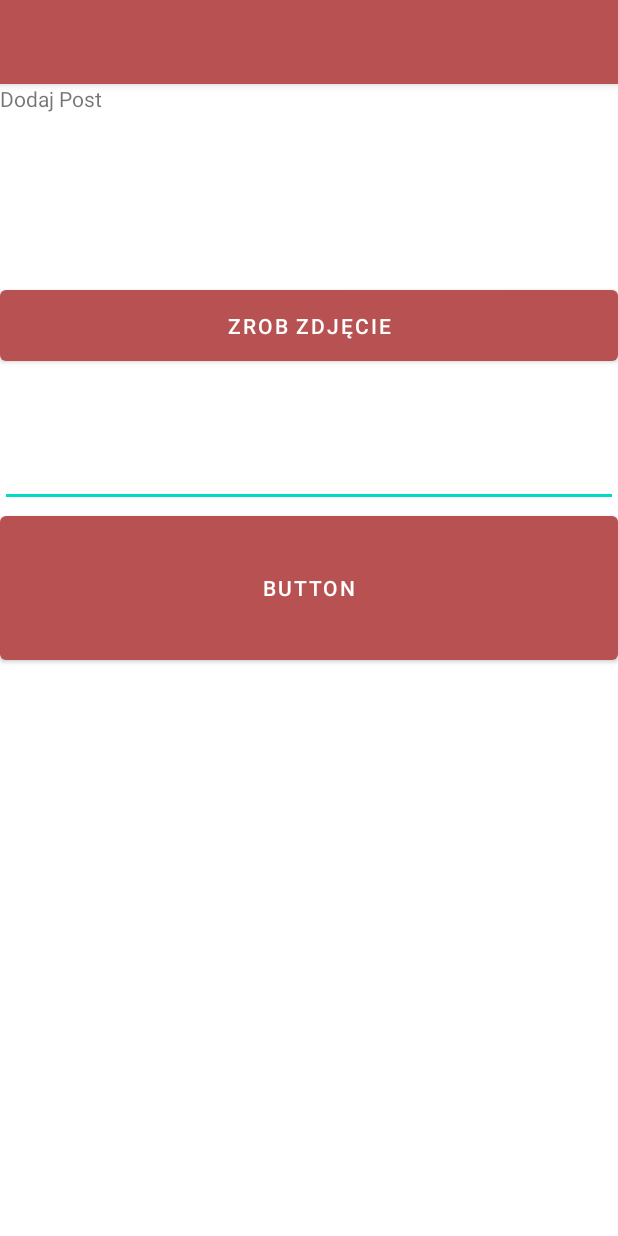
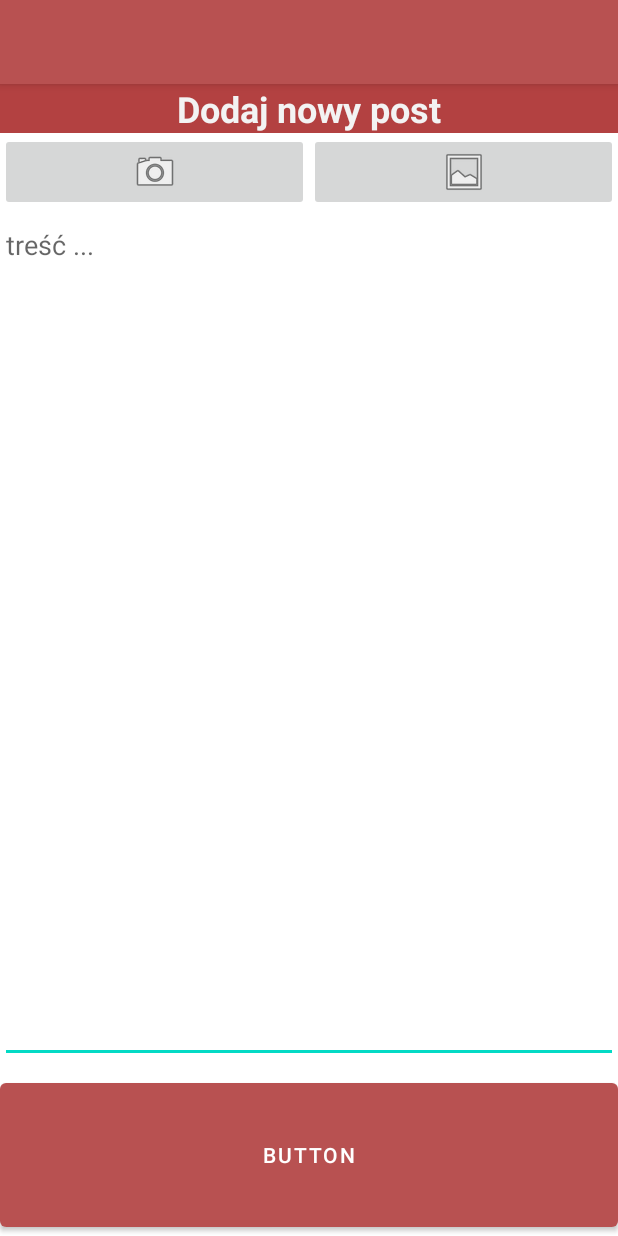
Before and after one commit to konickipiotr/MyWeddiApp, an Android app: the CreatePost screen opened directly, with no data from a screen before it, on a phone screen of 412 x 824 dp. Run offline under Robolectric (Android 15) with nearby library versions, the phone set to English and light mode, and no system bars; libraries missing offline, so code that uses them is left out: org.springframework.http, org.springframework.web.

Commit message:
post view

```diff
--- a/app/src/main/java/com/myweddi/utils/CreatePost.java
+++ b/app/src/main/java/com/myweddi/utils/CreatePost.java
@@ -9,6 +9,9 @@ import android.Manifest;
 import android.content.Intent;
 import android.content.pm.PackageManager;
 import android.graphics.Bitmap;
+import android.graphics.BitmapFactory;
+import android.graphics.Color;
+import android.net.Uri;
 import android.os.AsyncTask;
 import android.os.Bundle;
 import android.provider.MediaStore;
@@ -16,8 +19,9 @@ import android.util.Base64;
 import android.view.View;
 import android.widget.Button;
 import android.widget.EditText;
+import android.widget.ImageButton;
 import android.widget.ImageView;
-
+import android.widget.LinearLayout;
 import com.myweddi.R;
 import com.myweddi.model.post.Post;
 import com.myweddi.roles.guest.GuestHome;
@@ -27,40 +31,56 @@ import org.springframework.http.HttpEntity;
 import org.springframework.http.HttpHeaders;
 import org.springframework.http.HttpMethod;
 import org.springframework.http.ResponseEntity;
-import org.springframework.util.LinkedMultiValueMap;
-import org.springframework.util.MultiValueMap;
 import org.springframework.web.client.RestTemplate;
 
 import java.io.ByteArrayOutputStream;
+import java.io.FileNotFoundException;
+import java.io.InputStream;
 import java.time.LocalDateTime;
+import java.util.ArrayList;
+import java.util.List;
 
 
 public class CreatePost extends AppCompatActivity {
-    ImageView photo;
-    Button bTakePhoto, bcreatePost;
-    EditText postDescription;
-    Bitmap bitmap;
+
+    private Button bcreatePost;
+    private ImageButton bTakePhoto, bGalleryPhoto, bDeletePhoto;
+    private EditText postDescription;
+    private LinearLayout tool_bar;
+    private List<Bitmap> bitmapList = new ArrayList<>();
+    private List<ImageView> photsList = new ArrayList<>();
+    private final int postPhotoLimit = 6;
+    public int selectedPhotoIndex = -1;
+
+    private final int CAMERA_SRC = 100;
+    private final int STORAGE_SRC = 101;
 
     @Override
     protected void onCreate(Bundle savedInstanceState) {
         super.onCreate(savedInstanceState);
         setContentView(R.layout.activity_create_post);
-
-        photo = (ImageView) findViewById(R.id.photo);
-        bTakePhoto = (Button) findViewById(R.id.bTakePhoto);
-        bcreatePost = (Button) findViewById(R.id.bAddPost);
+        initialize();
 
         if(ContextCompat.checkSelfPermission(CreatePost.this, Manifest.permission.CAMERA) != PackageManager.PERMISSION_GRANTED){
             ActivityCompat.requestPermissions(CreatePost.this, new String[]{
                     Manifest.permission.CAMERA
-            }, 100);
+            }, CAMERA_SRC);
         }
 
         bTakePhoto.setOnClickListener(new View.OnClickListener() {
             @Override
             public void onClick(View v) {
                 Intent intent = new Intent(MediaStore.ACTION_IMAGE_CAPTURE);
-                startActivityForResult(intent, 100);
+                startActivityForResult(intent, CAMERA_SRC);
+            }
+        });
+
+        bGalleryPhoto.setOnClickListener(new View.OnClickListener() {
+            @Override
+            public void onClick(View v) {
+                Intent photoPickerIntent = new Intent(Intent.ACTION_PICK);
+                photoPickerIntent.setType("image/*");
+                startActivityForResult(photoPickerIntent, STORAGE_SRC);
             }
         });
 
@@ -75,7 +95,7 @@ public class CreatePost extends AppCompatActivity {
                 post.setDescription(postDescription.getText().toString());
                 post.setWeddingid(Settings.user.getWeddingid());
 
-                if(bitmap == null && (post.getDescription() == null || post.getDescription().isEmpty()))
+                if(bitmapList.isEmpty() && (post.getDescription() == null || post.getDescription().isEmpty()))
                     return;
 
                 AddPostTask addPostTask = new AddPostTask();
@@ -83,15 +103,87 @@ public class CreatePost extends AppCompatActivity {
                 startActivity(new Intent(CreatePost.this, GuestHome.class));
             }
         });
+
+        bDeletePhoto.setOnClickListener(new View.OnClickListener() {
+            @Override
+            public void onClick(View v) {
+                bitmapList.remove(selectedPhotoIndex);
+
+                for(ImageView i : photsList){
+                    i.setImageBitmap(null);
+                    i.setPadding(0,0,0,0);
+                    i.setBackgroundColor(Color.WHITE);
+                    i.setVisibility(View.GONE);
+                }
+                photsList.forEach(i -> i.setImageBitmap(null));
+
+                for(int i = 0; i < bitmapList.size(); i++){
+                    photsList.get(i).setImageBitmap(bitmapList.get(i));
+                    photsList.get(i).setVisibility(View.VISIBLE);
+                }
+                tool_bar.setVisibility(View.GONE);
+            }
+        });
+    }
+
+    private void initialize(){
+        photsList.add((ImageView) findViewById(R.id.photo1));
+        photsList.add((ImageView) findViewById(R.id.photo2));
+        photsList.add((ImageView) findViewById(R.id.photo3));
+        photsList.add((ImageView) findViewById(R.id.photo4));
+        photsList.add((ImageView) findViewById(R.id.photo5));
+        photsList.add((ImageView) findViewById(R.id.photo6));
+        bTakePhoto = (ImageButton) findViewById(R.id.bTakePhoto);
+        bGalleryPhoto = (ImageButton) findViewById(R.id.bGalleryPhoto);
+        bcreatePost = (Button) findViewById(R.id.bAddPost);
+        postDescription = (EditText)findViewById(R.id.postDescription);
+        tool_bar = (LinearLayout) findViewById(R.id.tool_bar);
+        bDeletePhoto = (ImageButton)  findViewById(R.id.deletePhoto);
+
+        for(int i = 0; i < photsList.size(); i++){
+            photsList.get(i).setVisibility(View.GONE);
+            photsList.get(i).setOnTouchListener(new PhotoToRemove(this, i));
+        }
     }
 
     @Override
     protected void onActivityResult(int requestCode, int resultCode, @Nullable Intent data) {
         super.onActivityResult(requestCode, resultCode, data);
-        if(requestCode == 100){
-            bitmap = (Bitmap) data.getExtras().get("data");
-            photo.setImageBitmap(bitmap);
+        int size = bitmapList.size();
+        int idx = size;
+        size++;
+        if(requestCode == CAMERA_SRC){
+            Bitmap newbitmap = (Bitmap) data.getExtras().get("data");
+            if(size > postPhotoLimit){
+                return;
+            }
+            bitmapList.add(newbitmap);
+            photsList.get(idx).setImageBitmap(newbitmap);
+            photsList.get(idx).setVisibility(View.VISIBLE);
+        }else if(requestCode == STORAGE_SRC){
+            try {
+                final Uri imageUri = data.getData();
+                final InputStream imageStream = getContentResolver().openInputStream(imageUri);
+                final Bitmap newbitmap = BitmapFactory.decodeStream(imageStream);
+                size++;
+                if(size > postPhotoLimit){
+                    return;
+                }
+                bitmapList.add(newbitmap);
+                photsList.get(idx).setImageBitmap(newbitmap);
+                photsList.get(idx).setVisibility(View.VISIBLE);
+            } catch (FileNotFoundException e) {
+                e.printStackTrace();
+            }
         }
+    }
+
+    public List<ImageView> getPhotsList() {
+        return photsList;
+    }
+
+    public void setPhotsList(List<ImageView> photsList) {
+        this.photsList = photsList;
     }
 
     class AddPostTask extends AsyncTask<Post, Void, Void> {
@@ -102,7 +194,6 @@ public class CreatePost extends AppCompatActivity {
             RestTemplate restTemplate = requestUtils.getRestTemplate();
             HttpHeaders requestHeaders = requestUtils.getRequestHeaders();
 
-
             String path = Settings.server_url + "api/post";
             HttpEntity<Post> request1 = new HttpEntity<Post>(post[0], requestHeaders);
             ResponseEntity<Long> response = restTemplate.exchange(path,
@@ -110,24 +201,24 @@ public class CreatePost extends AppCompatActivity {
                     request1,
                     Long.class);
 
-            if(bitmap == null)
+            if(bitmapList == null || bitmapList.isEmpty())
                 return null;
 
-            ByteArrayOutputStream stream = new ByteArrayOutputStream();
-            bitmap.compress(Bitmap.CompressFormat.PNG, 50, stream);
-            byte[] bitmapdata = stream.toByteArray();
+            List<String> images = new ArrayList<>();
+            for(int i = 0; i < bitmapList.size(); i++){
+                ByteArrayOutputStream stream = new ByteArrayOutputStream();
+                bitmapList.get(i).compress(Bitmap.CompressFormat.PNG, 50, stream);
+                byte[] bitmapdata = stream.toByteArray();
+                images.add(Base64.encodeToString(bitmapdata, Base64.NO_WRAP));
 
-            MultiValueMap<String, Object> body2 = new LinkedMultiValueMap<>();
-            body2.add("images", Base64.encodeToString(bitmapdata, Base64.NO_WRAP));
+            }
 
             HttpHeaders header2 = requestUtils.getRequestHeaders();
-            HttpEntity<MultiValueMap<String, Object>> request2 = new HttpEntity<>(body2, header2);
+            HttpEntity<Object> request2 = new HttpEntity<Object>(images, header2);
             path = Settings.server_url + "api/post/" + Settings.user.getId() + "/" + response.getBody();
             ResponseEntity<Long> response2 = restTemplate
                     .postForEntity(path, request2, Long.class);
             return null;
         }
     }
-
-
 }
--- /dev/null
+++ b/app/src/main/java/com/myweddi/utils/PhotoToRemove.java
@@ -0,0 +1,36 @@
+package com.myweddi.utils;
+
+import android.graphics.Color;
+import android.view.MotionEvent;
+import android.view.View;
+import android.widget.ImageView;
+import android.widget.LinearLayout;
+import com.myweddi.R;
+
+public class PhotoToRemove implements View.OnTouchListener {
+
+    private CreatePost createPost;
+    int idx = -1;
+
+    public PhotoToRemove(CreatePost createPost, int idx) {
+        this.createPost = createPost;
+        this.idx = idx;
+    }
+
+    @Override
+    public boolean onTouch(View v, MotionEvent event) {
+        if (event.getAction() == MotionEvent.ACTION_DOWN){
+            LinearLayout tool_bar = (LinearLayout) createPost.findViewById(R.id.tool_bar);
+            tool_bar.setVisibility(View.VISIBLE);
+            this.createPost.selectedPhotoIndex = idx;
+            ImageView iv = this.createPost.getPhotsList().get(idx);
+            for(ImageView i : this.createPost.getPhotsList()){
+                i.setPadding(0,0,0,0);
+                iv.setBackgroundColor(Color.WHITE);
+            }
+            iv.setBackgroundColor(Color.RED);
+            iv.setPadding(5,5,5,5);
+        }
+        return false;
+    }
+}
--- a/app/src/main/res/layout/activity_create_post.xml
+++ b/app/src/main/res/layout/activity_create_post.xml
@@ -1,48 +1,148 @@
 <?xml version="1.0" encoding="utf-8"?>
-<androidx.constraintlayout.widget.ConstraintLayout xmlns:android="http://schemas.android.com/apk/res/android"
+<RelativeLayout xmlns:android="http://schemas.android.com/apk/res/android"
     xmlns:app="http://schemas.android.com/apk/res-auto"
     xmlns:tools="http://schemas.android.com/tools"
     android:layout_width="match_parent"
     android:layout_height="match_parent"
+    android:orientation="vertical"
     tools:context=".utils.CreatePost">
 
-    <LinearLayout
-        android:layout_width="match_parent"
-        android:layout_height="match_parent"
-        android:orientation="vertical"
-        tools:layout_editor_absoluteX="174dp"
-        tools:layout_editor_absoluteY="309dp">
+    <!--    <LinearLayout-->
+    <!--        android:layout_width="match_parent"-->
+    <!--        android:layout_height="match_parent"-->
+    <!--        android:orientation="vertical"-->
+    <!--        tools:layout_editor_absoluteX="174dp"-->
+    <!--        tools:layout_editor_absoluteY="309dp">-->
 
     <TextView
         android:id="@+id/textView"
         android:layout_width="match_parent"
         android:layout_height="wrap_content"
-            android:text="Dodaj Post" />
+        android:layout_alignParentTop="true"
+        android:background="#B34141"
+        android:gravity="center"
+        android:includeFontPadding="true"
+        android:text="Dodaj nowy post"
+        android:textColor="#F3F3F3"
+        android:textSize="24sp"
+        android:textStyle="bold" />
+
+    <LinearLayout
+        android:id="@+id/tool_bar"
+        android:layout_width="match_parent"
+        android:layout_height="wrap_content"
+        android:layout_below="@id/textView"
+        android:orientation="horizontal"
+        android:visibility="gone">
+
+        <ImageButton
+            android:id="@+id/deletePhoto"
+            android:layout_width="wrap_content"
+            android:layout_height="wrap_content"
+            android:layout_weight="1"
+            app:srcCompat="@android:drawable/ic_menu_delete" />
+    </LinearLayout>
+
+    <TableLayout
+        android:id="@+id/gallery"
+        android:layout_width="match_parent"
+        android:layout_height="wrap_content"
+        android:layout_below="@id/tool_bar"
+        android:foregroundGravity="top"
+        android:gravity="center">
+        <!--        android:gravity="fill_vertical">-->
+
+
+        <TableRow android:gravity="center"
+            android:layout_width="match_parent"
+            android:layout_height="match_parent">
+
 
             <ImageView
-            android:id="@+id/photo"
-            android:layout_width="match_parent"
-            android:layout_height="112dp"
+                android:id="@+id/photo1"
+                android:layout_width="120dp"
+                android:layout_height="150dp"
                 tools:srcCompat="@tools:sample/avatars" />
 
-        <Button
+            <ImageView
+                android:id="@+id/photo2"
+                android:layout_width="120dp"
+                android:layout_height="150dp"
+                tools:srcCompat="@tools:sample/avatars" />
+
+            <ImageView
+                android:id="@+id/photo3"
+                android:layout_width="120dp"
+                android:layout_height="150dp"
+                tools:srcCompat="@tools:sample/avatars" />
+        </TableRow>
+
+        <TableRow
+            android:id="@+id/photo_galery"
+            android:gravity="center"
+            android:layout_width="match_parent"
+            android:layout_height="match_parent">
+
+            <ImageView
+                android:id="@+id/photo4"
+                android:layout_width="120dp"
+                android:layout_height="150dp"
+                tools:srcCompat="@tools:sample/avatars" />
+
+            <ImageView
+                android:id="@+id/photo5"
+                android:layout_width="120dp"
+                android:layout_height="150dp"
+                tools:srcCompat="@tools:sample/avatars" />
+
+            <ImageView
+                android:id="@+id/photo6"
+                android:layout_width="120dp"
+                android:layout_height="150dp"
+                tools:srcCompat="@tools:sample/avatars" />
+        </TableRow>
+    </TableLayout>
+
+    <LinearLayout
+        android:id="@+id/button_bar"
+        android:layout_width="match_parent"
+        android:layout_height="wrap_content"
+        android:layout_below="@id/gallery"
+        android:orientation="horizontal">
+
+        <ImageButton
             android:id="@+id/bTakePhoto"
-            android:layout_width="match_parent"
-            android:layout_height="59dp"
-            android:text="Zrob zdjęcie" />
+            android:layout_width="wrap_content"
+            android:layout_height="wrap_content"
+            android:layout_weight="1"
+            app:srcCompat="@android:drawable/ic_menu_camera" />
+
+        <ImageButton
+            android:id="@+id/bGalleryPhoto"
+            android:layout_width="wrap_content"
+            android:layout_height="wrap_content"
+            android:layout_weight="1"
+            app:srcCompat="@android:drawable/ic_menu_gallery" />
+    </LinearLayout>
 
     <EditText
         android:id="@+id/postDescription"
         android:layout_width="match_parent"
-            android:layout_height="91dp"
+        android:layout_height="277dp"
+        android:layout_above="@id/bAddPost"
+        android:layout_below="@id/button_bar"
+        android:layout_marginTop="0dp"
+        android:layout_marginBottom="7dp"
         android:ems="10"
         android:gravity="start|top"
+        android:hint="treść ..."
         android:inputType="textMultiLine" />
 
     <Button
         android:id="@+id/bAddPost"
         android:layout_width="match_parent"
         android:layout_height="108dp"
+        android:layout_alignParentBottom="true"
         android:text="Button" />
-    </LinearLayout>
-</androidx.constraintlayout.widget.ConstraintLayout>
+
+</RelativeLayout>
--- a/app/src/main/res/layout/activity_guest_home.xml
+++ b/app/src/main/res/layout/activity_guest_home.xml
@@ -18,7 +18,7 @@
     <LinearLayout
         android:id="@+id/button_layout"
         android:layout_width="match_parent"
-        android:layout_height="140dp"
+        android:layout_height="wrap_content"
         android:background="#0FFFFFFF"
         android:orientation="horizontal"
         app:layout_constraintBottom_toBottomOf="parent"
@@ -31,7 +31,7 @@
             android:layout_width="match_parent"
             android:layout_height="match_parent"
             android:layout_weight="1"
-            android:height="20dp"
+            android:height="100dp"
             android:fontFamily="casual"
             android:text="Check"
             android:textColor="#FFEB3B"
```
Lines whose indentation alone changed are shown as unchanged.
